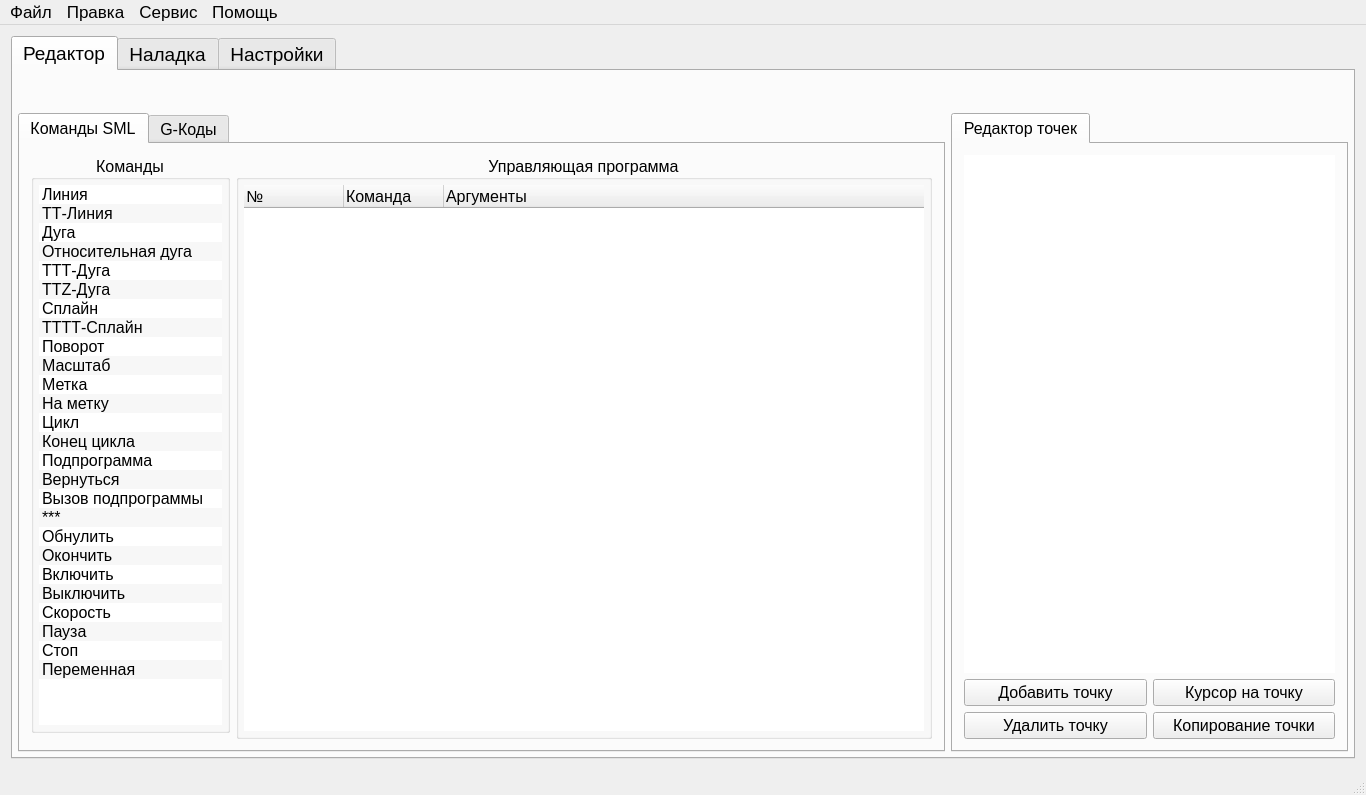
First picture: the form in KAMEditor/gui/mainwindow.ui, repository Xtail96/SML, before the edit.
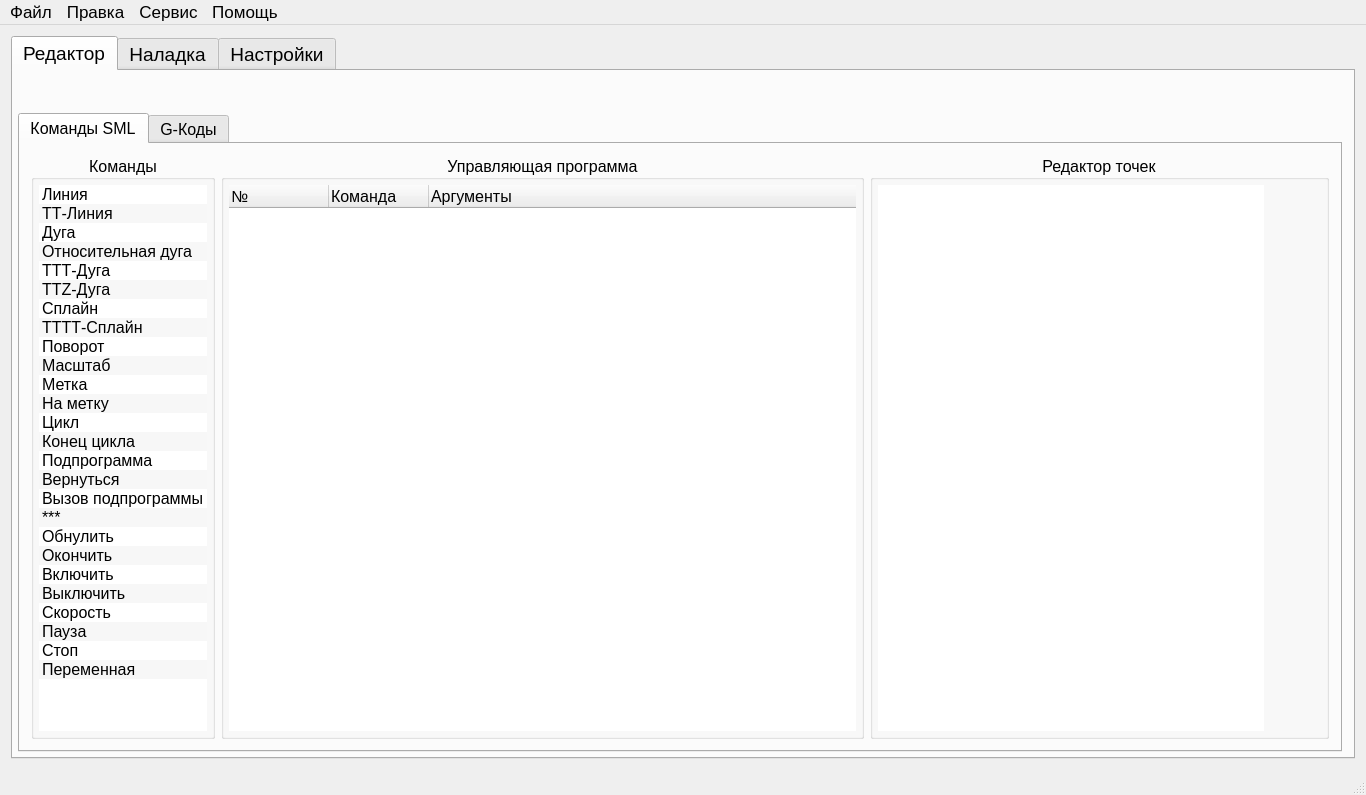
Second picture: the form after the edit. The open tabs and pages were chosen to show the change. Icons and pictures are not drawn. Custom widgets are drawn as their Qt base class.

Commit message: Редактор точек перемещен во вкладку с sml-командами

The edit to the form file:
```diff
--- a/KAMEditor/gui/mainwindow.ui
+++ b/KAMEditor/gui/mainwindow.ui
@@ -195,11 +195,137 @@
            </attribute>
            <layout class="QGridLayout" name="gridLayout_8">
             <item row="0" column="1">
+             <widget class="QGroupBox" name="programEditorGroupBox">
+              <property name="sizePolicy">
+               <sizepolicy hsizetype="Preferred" vsizetype="Preferred">
+                <horstretch>7</horstretch>
+                <verstretch>0</verstretch>
+               </sizepolicy>
+              </property>
+              <property name="baseSize">
+               <size>
+                <width>0</width>
+                <height>0</height>
+               </size>
+              </property>
+              <property name="font">
+               <font>
+                <pointsize>12</pointsize>
+               </font>
+              </property>
+              <property name="title">
+               <string>Управляющая программа</string>
+              </property>
+              <property name="alignment">
+               <set>Qt::AlignCenter</set>
+              </property>
+              <property name="flat">
+               <bool>true</bool>
+              </property>
+              <property name="checkable">
+               <bool>false</bool>
+              </property>
+              <layout class="QVBoxLayout" name="verticalLayout_2">
+               <property name="leftMargin">
+                <number>5</number>
+               </property>
+               <property name="topMargin">
+                <number>5</number>
+               </property>
+               <property name="rightMargin">
+                <number>5</number>
+               </property>
+               <property name="bottomMargin">
+                <number>5</number>
+               </property>
+               <item>
+                <widget class="SMLEditorTreeWidget" name="smlEditorTreeWidget">
+                 <property name="enabled">
+                  <bool>true</bool>
+                 </property>
+                 <property name="font">
+                  <font>
+                   <pointsize>12</pointsize>
+                   <weight>50</weight>
+                   <italic>false</italic>
+                   <bold>false</bold>
+                   <underline>false</underline>
+                   <strikeout>false</strikeout>
+                   <stylestrategy>PreferDefault</stylestrategy>
+                   <kerning>true</kerning>
+                  </font>
+                 </property>
+                 <property name="frameShape">
+                  <enum>QFrame::NoFrame</enum>
+                 </property>
+                 <property name="alternatingRowColors">
+                  <bool>false</bool>
+                 </property>
+                 <property name="selectionMode">
+                  <enum>QAbstractItemView::ExtendedSelection</enum>
+                 </property>
+                 <property name="textElideMode">
+                  <enum>Qt::ElideRight</enum>
+                 </property>
+                 <property name="autoExpandDelay">
+                  <number>-1</number>
+                 </property>
+                 <property name="uniformRowHeights">
+                  <bool>false</bool>
+                 </property>
+                 <property name="sortingEnabled">
+                  <bool>false</bool>
+                 </property>
+                 <property name="animated">
+                  <bool>false</bool>
+                 </property>
+                 <property name="allColumnsShowFocus">
+                  <bool>false</bool>
+                 </property>
+                 <property name="wordWrap">
+                  <bool>false</bool>
+                 </property>
+                 <property name="headerHidden">
+                  <bool>false</bool>
+                 </property>
+                 <property name="columnCount">
+                  <number>3</number>
+                 </property>
+                 <attribute name="headerCascadingSectionResizes">
+                  <bool>false</bool>
+                 </attribute>
+                 <attribute name="headerHighlightSections">
+                  <bool>false</bool>
+                 </attribute>
+                 <attribute name="headerShowSortIndicator" stdset="0">
+                  <bool>false</bool>
+                 </attribute>
+                 <column>
+                  <property name="text">
+                   <string notr="true">№</string>
+                  </property>
+                 </column>
+                 <column>
+                  <property name="text">
+                   <string>Команда</string>
+                  </property>
+                 </column>
+                 <column>
+                  <property name="text">
+                   <string>Аргументы</string>
+                  </property>
+                 </column>
+                </widget>
+               </item>
+              </layout>
+             </widget>
+            </item>
+            <item row="0" column="0">
              <widget class="QGroupBox" name="commandListGroupBox">
               <property name="sizePolicy">
                <sizepolicy hsizetype="Preferred" vsizetype="Preferred">
                 <horstretch>2</horstretch>
-                <verstretch>6</verstretch>
+                <verstretch>0</verstretch>
                </sizepolicy>
               </property>
               <property name="baseSize">
@@ -420,27 +546,16 @@
               </layout>
              </widget>
             </item>
-            <item row="0" column="2" rowspan="2">
-             <widget class="QGroupBox" name="programEditorGroupBox">
+            <item row="0" column="2">
+             <widget class="QGroupBox" name="pointsEditorGroupBox">
               <property name="sizePolicy">
                <sizepolicy hsizetype="Preferred" vsizetype="Preferred">
-                <horstretch>7</horstretch>
+                <horstretch>5</horstretch>
                 <verstretch>0</verstretch>
                </sizepolicy>
               </property>
-              <property name="baseSize">
-               <size>
-                <width>0</width>
-                <height>0</height>
-               </size>
-              </property>
-              <property name="font">
-               <font>
-                <pointsize>12</pointsize>
-               </font>
-              </property>
               <property name="title">
-               <string>Управляющая программа</string>
+               <string>Редактор точек</string>
               </property>
               <property name="alignment">
                <set>Qt::AlignCenter</set>
@@ -448,10 +563,7 @@
               <property name="flat">
                <bool>true</bool>
               </property>
-              <property name="checkable">
-               <bool>false</bool>
-              </property>
-              <layout class="QVBoxLayout" name="verticalLayout_2">
+              <layout class="QHBoxLayout" name="horizontalLayout_4">
                <property name="leftMargin">
                 <number>5</number>
                </property>
@@ -465,82 +577,186 @@
                 <number>5</number>
                </property>
                <item>
-                <widget class="SMLEditorTreeWidget" name="smlEditorTreeWidget">
-                 <property name="enabled">
-                  <bool>true</bool>
-                 </property>
-                 <property name="font">
-                  <font>
-                   <pointsize>12</pointsize>
-                   <weight>50</weight>
-                   <italic>false</italic>
-                   <bold>false</bold>
-                   <underline>false</underline>
-                   <strikeout>false</strikeout>
-                   <stylestrategy>PreferDefault</stylestrategy>
-                   <kerning>true</kerning>
-                  </font>
-                 </property>
+                <widget class="SMLPointsTableWidget" name="pointsTableWidget_2">
                  <property name="frameShape">
                   <enum>QFrame::NoFrame</enum>
                  </property>
                  <property name="alternatingRowColors">
-                  <bool>false</bool>
+                  <bool>true</bool>
                  </property>
                  <property name="selectionMode">
                   <enum>QAbstractItemView::ExtendedSelection</enum>
                  </property>
-                 <property name="textElideMode">
-                  <enum>Qt::ElideRight</enum>
+                 <property name="selectionBehavior">
+                  <enum>QAbstractItemView::SelectItems</enum>
                  </property>
-                 <property name="autoExpandDelay">
-                  <number>-1</number>
+                </widget>
+               </item>
+               <item>
+                <widget class="QFrame" name="pointsEditorActionsFrame">
+                 <property name="sizePolicy">
+                  <sizepolicy hsizetype="Preferred" vsizetype="Preferred">
+                   <horstretch>0</horstretch>
+                   <verstretch>0</verstretch>
+                  </sizepolicy>
                  </property>
-                 <property name="uniformRowHeights">
-                  <bool>false</bool>
+                 <property name="frameShape">
+                  <enum>QFrame::NoFrame</enum>
                  </property>
-                 <property name="sortingEnabled">
-                  <bool>false</bool>
+                 <property name="frameShadow">
+                  <enum>QFrame::Raised</enum>
                  </property>
-                 <property name="animated">
-                  <bool>false</bool>
-                 </property>
-                 <property name="allColumnsShowFocus">
-                  <bool>false</bool>
-                 </property>
-                 <property name="wordWrap">
-                  <bool>false</bool>
-                 </property>
-                 <property name="headerHidden">
-                  <bool>false</bool>
-                 </property>
-                 <property name="columnCount">
-                  <number>3</number>
-                 </property>
-                 <attribute name="headerCascadingSectionResizes">
-                  <bool>false</bool>
-                 </attribute>
-                 <attribute name="headerHighlightSections">
-                  <bool>false</bool>
-                 </attribute>
-                 <attribute name="headerShowSortIndicator" stdset="0">
-                  <bool>false</bool>
-                 </attribute>
-                 <column>
-                  <property name="text">
-                   <string notr="true">№</string>
+                 <layout class="QVBoxLayout" name="verticalLayout_9">
+                  <property name="leftMargin">
+                   <number>0</number>
                   </property>
-                 </column>
-                 <column>
-                  <property name="text">
-                   <string>Команда</string>
+                  <property name="topMargin">
+                   <number>0</number>
                   </property>
-                 </column>
-                 <column>
-                  <property name="text">
-                   <string>Аргументы</string>
+                  <property name="rightMargin">
+                   <number>0</number>
                   </property>
-                 </column>
+                  <property name="bottomMargin">
+                   <number>0</number>
+                  </property>
+                  <item>
+                   <widget class="QPushButton" name="pointAddPushButton_2">
+                    <property name="sizePolicy">
+                     <sizepolicy hsizetype="Fixed" vsizetype="Fixed">
+                      <horstretch>0</horstretch>
+                      <verstretch>0</verstretch>
+                     </sizepolicy>
+                    </property>
+                    <property name="font">
+                     <font>
+                      <pointsize>12</pointsize>
+                     </font>
+                    </property>
+                    <property name="text">
+                     <string/>
+                    </property>
+                    <property name="icon">
+                     <iconset resource="images.qrc">
+                      <normaloff>:/new/prefix1/images/Plus.png</normaloff>:/new/prefix1/images/Plus.png</iconset>
+                    </property>
+                    <property name="iconSize">
+                     <size>
+                      <width>16</width>
+                      <height>16</height>
+                     </size>
+                    </property>
+                    <property name="shortcut">
+                     <string>+</string>
+                    </property>
+                    <property name="flat">
+                     <bool>true</bool>
+                    </property>
+                   </widget>
+                  </item>
+                  <item>
+                   <widget class="QPushButton" name="pointDeletePushButton_2">
+                    <property name="sizePolicy">
+                     <sizepolicy hsizetype="Fixed" vsizetype="Fixed">
+                      <horstretch>0</horstretch>
+                      <verstretch>0</verstretch>
+                     </sizepolicy>
+                    </property>
+                    <property name="font">
+                     <font>
+                      <pointsize>12</pointsize>
+                     </font>
+                    </property>
+                    <property name="text">
+                     <string/>
+                    </property>
+                    <property name="icon">
+                     <iconset resource="images.qrc">
+                      <normaloff>:/new/prefix1/images/Minus.png</normaloff>:/new/prefix1/images/Minus.png</iconset>
+                    </property>
+                    <property name="iconSize">
+                     <size>
+                      <width>16</width>
+                      <height>16</height>
+                     </size>
+                    </property>
+                    <property name="shortcut">
+                     <string>-</string>
+                    </property>
+                    <property name="flat">
+                     <bool>true</bool>
+                    </property>
+                   </widget>
+                  </item>
+                  <item>
+                   <widget class="QPushButton" name="pointCursorPushButton_2">
+                    <property name="sizePolicy">
+                     <sizepolicy hsizetype="Fixed" vsizetype="Fixed">
+                      <horstretch>0</horstretch>
+                      <verstretch>0</verstretch>
+                     </sizepolicy>
+                    </property>
+                    <property name="font">
+                     <font>
+                      <pointsize>12</pointsize>
+                     </font>
+                    </property>
+                    <property name="text">
+                     <string/>
+                    </property>
+                    <property name="icon">
+                     <iconset resource="images.qrc">
+                      <normaloff>:/new/prefix1/images/Find.png</normaloff>:/new/prefix1/images/Find.png</iconset>
+                    </property>
+                    <property name="shortcut">
+                     <string>Shift+K</string>
+                    </property>
+                    <property name="flat">
+                     <bool>true</bool>
+                    </property>
+                   </widget>
+                  </item>
+                  <item>
+                   <widget class="QPushButton" name="pointCopyPushButton_2">
+                    <property name="sizePolicy">
+                     <sizepolicy hsizetype="Fixed" vsizetype="Fixed">
+                      <horstretch>0</horstretch>
+                      <verstretch>0</verstretch>
+                     </sizepolicy>
+                    </property>
+                    <property name="font">
+                     <font>
+                      <pointsize>12</pointsize>
+                     </font>
+                    </property>
+                    <property name="text">
+                     <string/>
+                    </property>
+                    <property name="icon">
+                     <iconset resource="images.qrc">
+                      <normaloff>:/new/prefix1/images/Copy.png</normaloff>:/new/prefix1/images/Copy.png</iconset>
+                    </property>
+                    <property name="shortcut">
+                     <string>Shift+Return</string>
+                    </property>
+                    <property name="flat">
+                     <bool>true</bool>
+                    </property>
+                   </widget>
+                  </item>
+                  <item>
+                   <spacer name="verticalSpacer">
+                    <property name="orientation">
+                     <enum>Qt::Vertical</enum>
+                    </property>
+                    <property name="sizeHint" stdset="0">
+                     <size>
+                      <width>20</width>
+                      <height>100</height>
+                     </size>
+                    </property>
+                   </spacer>
+                  </item>
+                 </layout>
                 </widget>
                </item>
               </layout>
@@ -793,143 +1009,6 @@
           </layout>
          </widget>
         </item>
-        <item row="1" column="1">
-         <widget class="QTabWidget" name="pointsEditorTabWidget">
-          <property name="sizePolicy">
-           <sizepolicy hsizetype="Preferred" vsizetype="Preferred">
-            <horstretch>3</horstretch>
-            <verstretch>0</verstretch>
-           </sizepolicy>
-          </property>
-          <property name="font">
-           <font>
-            <pointsize>12</pointsize>
-           </font>
-          </property>
-          <property name="currentIndex">
-           <number>0</number>
-          </property>
-          <widget class="QWidget" name="pointsTab">
-           <attribute name="title">
-            <string>Редактор точек</string>
-           </attribute>
-           <layout class="QGridLayout" name="gridLayout">
-            <item row="0" column="0" colspan="2">
-             <widget class="SMLPointsTableWidget" name="pointsTableWidget_2">
-              <property name="frameShape">
-               <enum>QFrame::NoFrame</enum>
-              </property>
-              <property name="alternatingRowColors">
-               <bool>true</bool>
-              </property>
-              <property name="selectionMode">
-               <enum>QAbstractItemView::ExtendedSelection</enum>
-              </property>
-              <property name="selectionBehavior">
-               <enum>QAbstractItemView::SelectItems</enum>
-              </property>
-             </widget>
-            </item>
-            <item row="1" column="0">
-             <widget class="QPushButton" name="pointAddPushButton_2">
-              <property name="sizePolicy">
-               <sizepolicy hsizetype="Preferred" vsizetype="Fixed">
-                <horstretch>0</horstretch>
-                <verstretch>0</verstretch>
-               </sizepolicy>
-              </property>
-              <property name="font">
-               <font>
-                <pointsize>12</pointsize>
-               </font>
-              </property>
-              <property name="text">
-               <string>Добавить точку</string>
-              </property>
-              <property name="shortcut">
-               <string>+</string>
-              </property>
-              <property name="flat">
-               <bool>false</bool>
-              </property>
-             </widget>
-            </item>
-            <item row="1" column="1">
-             <widget class="QPushButton" name="pointCursorPushButton_2">
-              <property name="sizePolicy">
-               <sizepolicy hsizetype="Preferred" vsizetype="Fixed">
-                <horstretch>0</horstretch>
-                <verstretch>1</verstretch>
-               </sizepolicy>
-              </property>
-              <property name="font">
-               <font>
-                <pointsize>12</pointsize>
-               </font>
-              </property>
-              <property name="text">
-               <string>Курсор на точку</string>
-              </property>
-              <property name="shortcut">
-               <string>Shift+K</string>
-              </property>
-              <property name="flat">
-               <bool>false</bool>
-              </property>
-             </widget>
-            </item>
-            <item row="2" column="0">
-             <widget class="QPushButton" name="pointDeletePushButton_2">
-              <property name="sizePolicy">
-               <sizepolicy hsizetype="Preferred" vsizetype="Fixed">
-                <horstretch>0</horstretch>
-                <verstretch>0</verstretch>
-               </sizepolicy>
-              </property>
-              <property name="font">
-               <font>
-                <pointsize>12</pointsize>
-               </font>
-              </property>
-              <property name="text">
-               <string>Удалить точку</string>
-              </property>
-              <property name="shortcut">
-               <string>-</string>
-              </property>
-              <property name="flat">
-               <bool>false</bool>
-              </property>
-             </widget>
-            </item>
-            <item row="2" column="1">
-             <widget class="QPushButton" name="pointCopyPushButton_2">
-              <property name="sizePolicy">
-               <sizepolicy hsizetype="Preferred" vsizetype="Fixed">
-                <horstretch>0</horstretch>
-                <verstretch>1</verstretch>
-               </sizepolicy>
-              </property>
-              <property name="font">
-               <font>
-                <pointsize>12</pointsize>
-               </font>
-              </property>
-              <property name="text">
-               <string>Копирование точки</string>
-              </property>
-              <property name="shortcut">
-               <string>Shift+Return</string>
-              </property>
-              <property name="flat">
-               <bool>false</bool>
-              </property>
-             </widget>
-            </item>
-           </layout>
-          </widget>
-         </widget>
-        </item>
        </layout>
       </widget>
       <widget class="QWidget" name="adjustmentTab">
```
